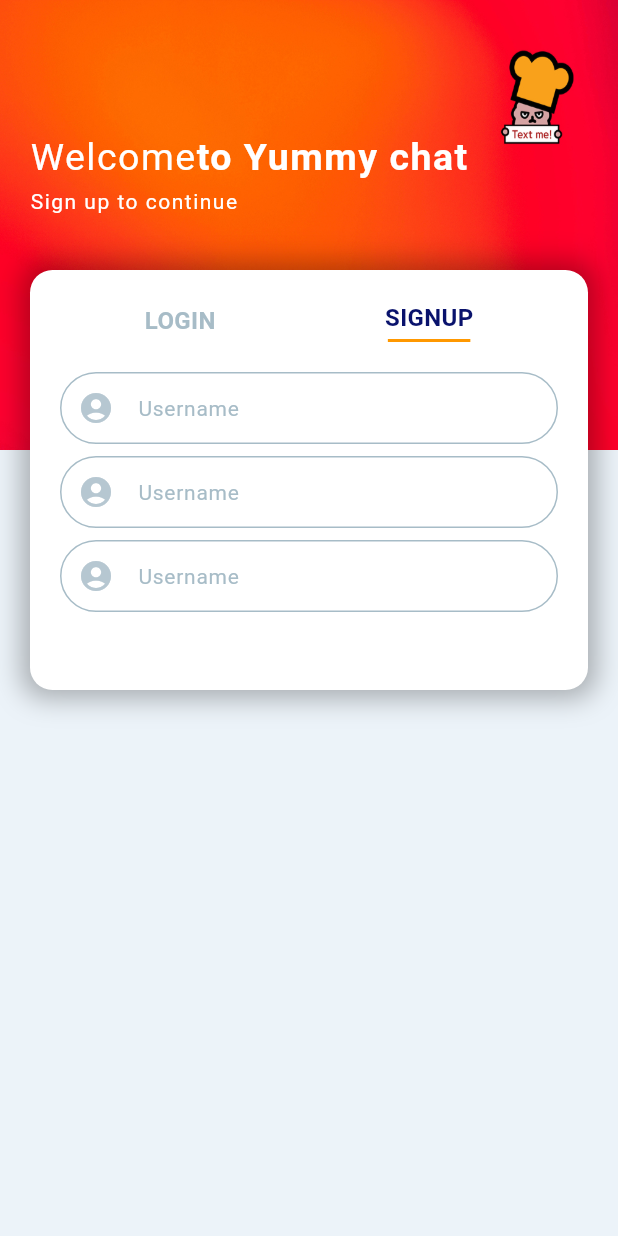
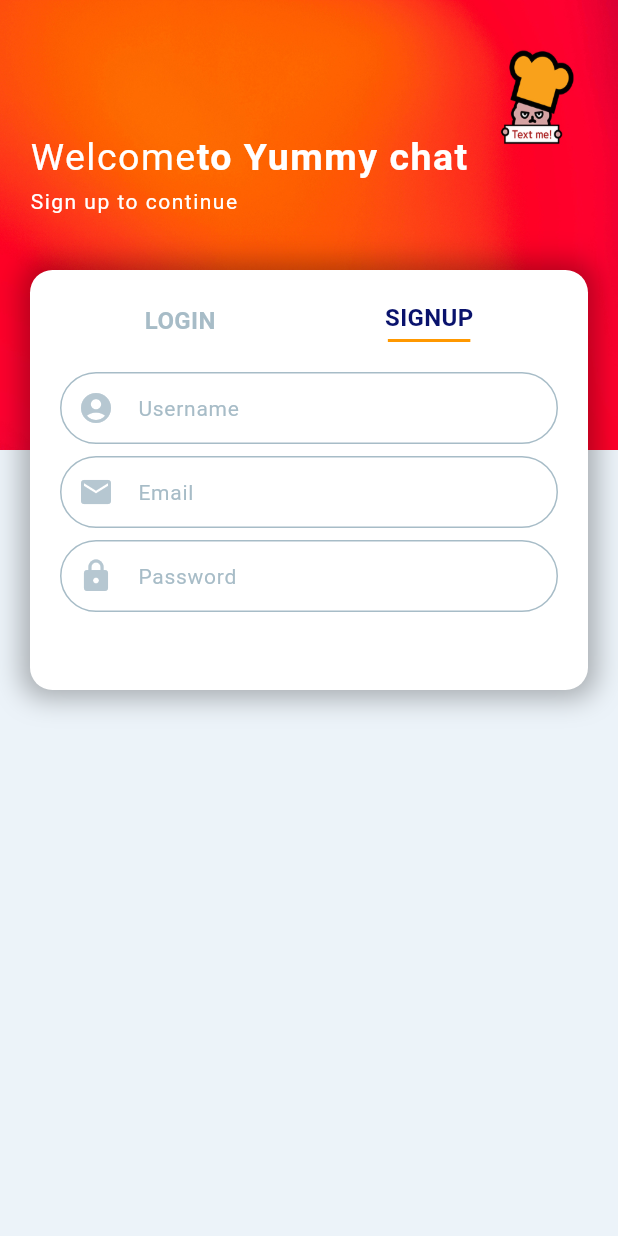
Before and after one commit to ha-ccoon/coonichat, a Flutter app: the screen it shows after launch, on a phone screen of 412 x 824 dp. Run offline on Flutter 3.47's test engine with Material 3 defaults, Android fonts, the phone set to English and light mode, and no system bars.

Commit message:
chore: modify the formfield
- modify the icons and hintText

```diff
--- a/lib/screens/main_screen.dart
+++ b/lib/screens/main_screen.dart
@@ -207,7 +207,7 @@ class _LoginSignUpScreenState extends State<LoginSignUpScreen> {
                           TextFormField(
                             decoration: const InputDecoration(
                               prefixIcon: Icon(
-                                Icons.account_circle,
+                                Icons.email,
                                 color: Palette.iconColor,
                               ),
 
@@ -228,7 +228,7 @@ class _LoginSignUpScreenState extends State<LoginSignUpScreen> {
                                   Radius.circular(35.0),
                                 ),
                               ),
-                              hintText: 'Username',
+                              hintText: 'Email',
                               hintStyle: TextStyle(
                                 fontSize: 14,
                                 color: Palette.textColor1,
@@ -242,7 +242,7 @@ class _LoginSignUpScreenState extends State<LoginSignUpScreen> {
                           TextFormField(
                             decoration: const InputDecoration(
                               prefixIcon: Icon(
-                                Icons.account_circle,
+                                Icons.lock,
                                 color: Palette.iconColor,
                               ),
 
@@ -263,7 +263,7 @@ class _LoginSignUpScreenState extends State<LoginSignUpScreen> {
                                   Radius.circular(35.0),
                                 ),
                               ),
-                              hintText: 'Username',
+                              hintText: 'Password',
                               hintStyle: TextStyle(
                                 fontSize: 14,
                                 color: Palette.textColor1,
```
